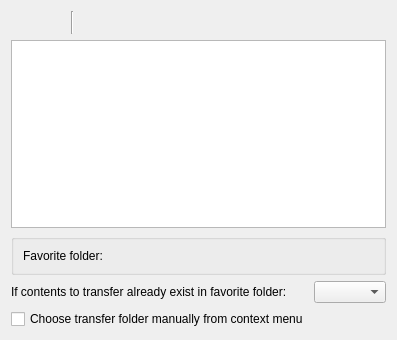
First picture: the form in src/plugins/categories/preferencescategories.ui, repository KDE/kwooty, before the edit.
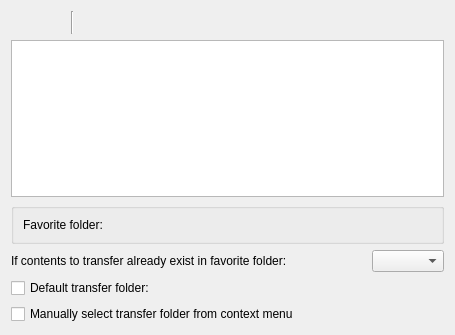
Second picture: the form after the edit. Custom widgets are drawn as their Qt base class.

Commit message: add default transfer folder option

```diff
--- a/src/plugins/categories/preferencescategories.ui
+++ b/src/plugins/categories/preferencescategories.ui
@@ -6,8 +6,8 @@
    <rect>
     <x>0</x>
     <y>0</y>
-    <width>397</width>
-    <height>340</height>
+    <width>455</width>
+    <height>335</height>
    </rect>
   </property>
   <property name="toolTip">
@@ -133,14 +133,41 @@
      </item>
     </layout>
    </item>
-   <item row="4" column="0">
+   <item row="5" column="0">
+    <layout class="QHBoxLayout" name="horizontalLayout_3">
+     <item>
+      <widget class="QCheckBox" name="kcfg_enableDefaultTransfer">
+       <property name="toolTip">
+        <string>Successfully extracted files will be transfered in this folder except for files matching categories defined above.</string>
+       </property>
+       <property name="text">
+        <string>Default transfer folder:</string>
+       </property>
+      </widget>
+     </item>
+     <item>
+      <widget class="KUrlRequester" name="kcfg_defaultTransferFolder">
+       <property name="toolTip">
+        <string>Set default transfer folder.</string>
+       </property>
+       <property name="filter">
+        <string notr="true"/>
+       </property>
+       <property name="clickMessage">
+        <string notr="true"/>
+       </property>
+      </widget>
+     </item>
+    </layout>
+   </item>
+   <item row="6" column="0">
     <widget class="QCheckBox" name="kcfg_manualFolder">
      <property name="toolTip">
       <string>Allow to choose a custom transfer folder by right-clicking on a selected nzb item.
 The manually choosen transfer folder will replace the automatic one.</string>
      </property>
      <property name="text">
-      <string>Choose transfer folder manually from context menu</string>
+      <string>Manually select transfer folder from context menu</string>
      </property>
     </widget>
    </item>
```
Left out of the diff: 2 changed lines with no effect on the pictures. The commit also changes 2 other files.
